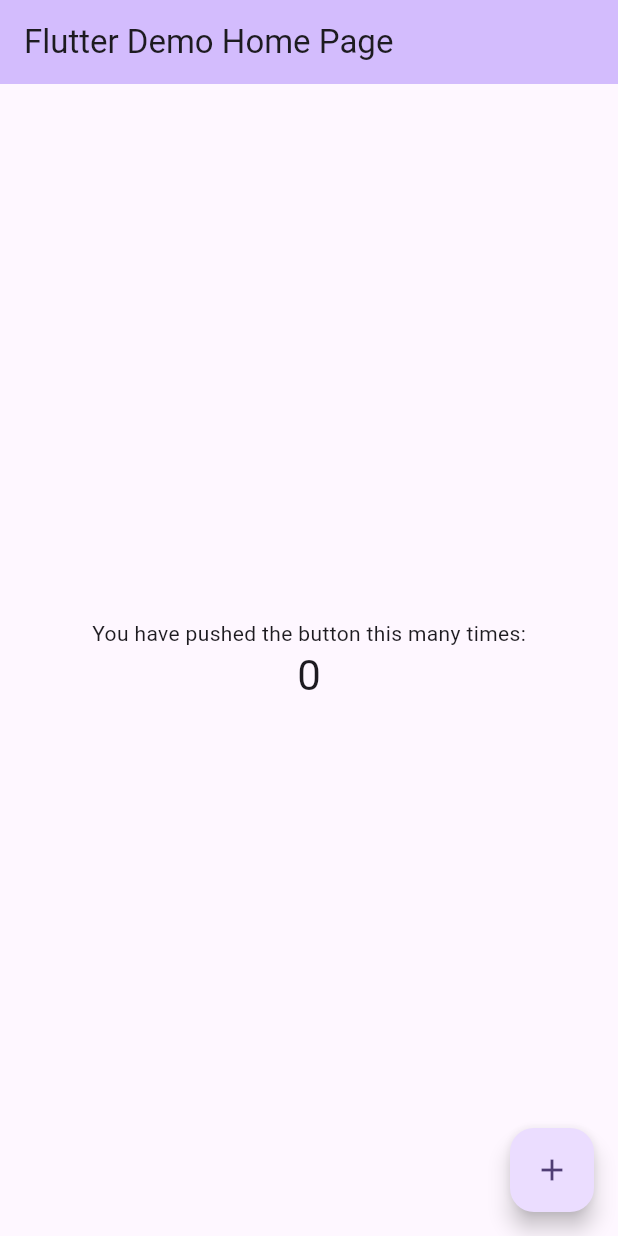
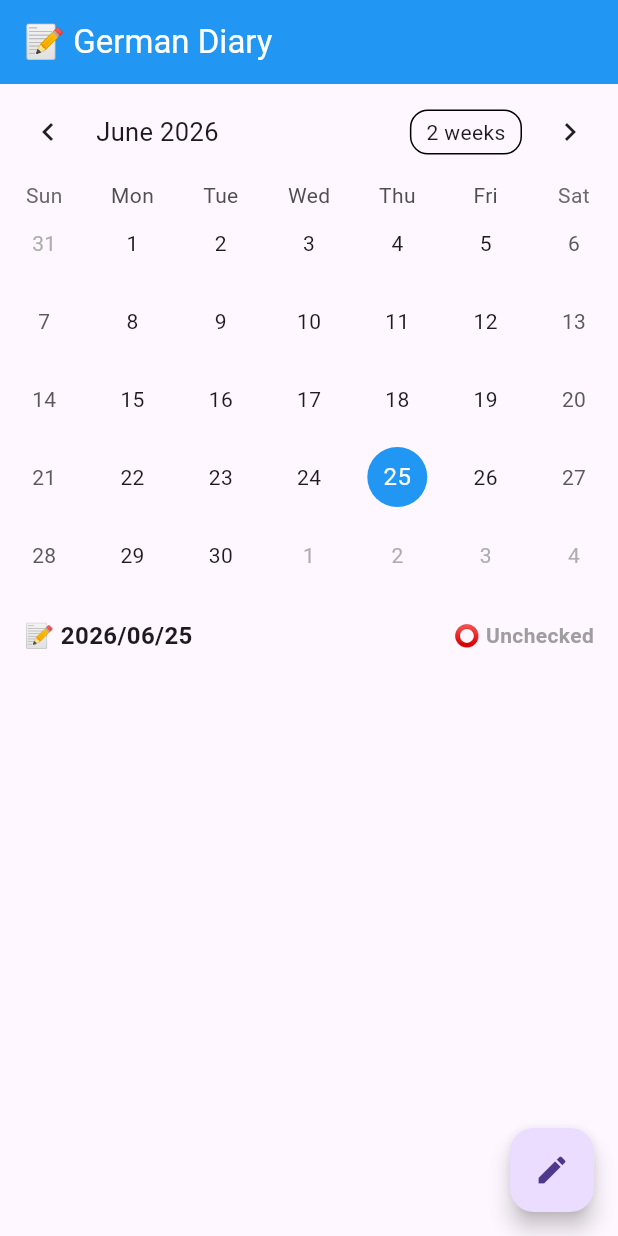
Before and after one commit to NieBangyan/German_DiaryAPP, a Flutter app: the screen it shows after launch, on a phone screen of 412 x 824 dp. Run offline on Flutter 3.47's test engine with Material 3 defaults, Android fonts, the phone set to English and light mode, and no system bars; drawn by our look-alikes of table_calendar; our stand-ins replace hive, hive_flutter; accounts and stored records are empty.

Commit message:
Improve UI: diary editor layout and English localization

```diff
--- a/lib/main.dart
+++ b/lib/main.dart
@@ -1,122 +1,27 @@
 import 'package:flutter/material.dart';
+import 'package:hive_flutter/hive_flutter.dart';
+import 'screens/home_page.dart';
+import 'services/storage_service.dart';
 
-void main() {
+void main() async {
+  WidgetsFlutterBinding.ensureInitialized();
+  await StorageService.init();  // Initialize local storage
   runApp(const MyApp());
 }
 
 class MyApp extends StatelessWidget {
   const MyApp({super.key});
 
-  // This widget is the root of your application.
   @override
   Widget build(BuildContext context) {
     return MaterialApp(
-      title: 'Flutter Demo',
+      title: 'German Diary',
       theme: ThemeData(
-        // This is the theme of your application.
-        //
-        // TRY THIS: Try running your application with "flutter run". You'll see
-        // the application has a purple toolbar. Then, without quitting the app,
-        // try changing the seedColor in the colorScheme below to Colors.green
-        // and then invoke "hot reload" (save your changes or press the "hot
-        // reload" button in a Flutter-supported IDE, or press "r" if you used
-        // the command line to start the app).
-        //
-        // Notice that the counter didn't reset back to zero; the application
-        // state is not lost during the reload. To reset the state, use hot
-        // restart instead.
-        //
-        // This works for code too, not just values: Most code changes can be
-        // tested with just a hot reload.
-        colorScheme: .fromSeed(seedColor: Colors.deepPurple),
+        primarySwatch: Colors.blue,
+        useMaterial3: true,
       ),
-      home: const MyHomePage(title: 'Flutter Demo Home Page'),
+      home: const HomePage(),
+      debugShowCheckedModeBanner: false,
     );
   }
 }
-
-class MyHomePage extends StatefulWidget {
-  const MyHomePage({super.key, required this.title});
-
-  // This widget is the home page of your application. It is stateful, meaning
-  // that it has a State object (defined below) that contains fields that affect
-  // how it looks.
-
-  // This class is the configuration for the state. It holds the values (in this
-  // case the title) provided by the parent (in this case the App widget) and
-  // used by the build method of the State. Fields in a Widget subclass are
-  // always marked "final".
-
-  final String title;
-
-  @override
-  State<MyHomePage> createState() => _MyHomePageState();
-}
-
-class _MyHomePageState extends State<MyHomePage> {
-  int _counter = 0;
-
-  void _incrementCounter() {
-    setState(() {
-      // This call to setState tells the Flutter framework that something has
-      // changed in this State, which causes it to rerun the build method below
-      // so that the display can reflect the updated values. If we changed
-      // _counter without calling setState(), then the build method would not be
-      // called again, and so nothing would appear to happen.
-      _counter++;
-    });
-  }
-
-  @override
-  Widget build(BuildContext context) {
-    // This method is rerun every time setState is called, for instance as done
-    // by the _incrementCounter method above.
-    //
-    // The Flutter framework has been optimized to make rerunning build methods
-    // fast, so that you can just rebuild anything that needs updating rather
-    // than having to individually change instances of widgets.
-    return Scaffold(
-      appBar: AppBar(
-        // TRY THIS: Try changing the color here to a specific color (to
-        // Colors.amber, perhaps?) and trigger a hot reload to see the AppBar
-        // change color while the other colors stay the same.
-        backgroundColor: Theme.of(context).colorScheme.inversePrimary,
-        // Here we take the value from the MyHomePage object that was created by
-        // the App.build method, and use it to set our appbar title.
-        title: Text(widget.title),
-      ),
-      body: Center(
-        // Center is a layout widget. It takes a single child and positions it
-        // in the middle of the parent.
-        child: Column(
-          // Column is also a layout widget. It takes a list of children and
-          // arranges them vertically. By default, it sizes itself to fit its
-          // children horizontally, and tries to be as tall as its parent.
-          //
-          // Column has various properties to control how it sizes itself and
-          // how it positions its children. Here we use mainAxisAlignment to
-          // center the children vertically; the main axis here is the vertical
-          // axis because Columns are vertical (the cross axis would be
-          // horizontal).
-          //
-          // TRY THIS: Invoke "debug painting" (choose the "Toggle Debug Paint"
-          // action in the IDE, or press "p" in the console), to see the
-          // wireframe for each widget.
-          mainAxisAlignment: .center,
-          children: [
-            const Text('You have pushed the button this many times:'),
-            Text(
-              '$_counter',
-              style: Theme.of(context).textTheme.headlineMedium,
-            ),
-          ],
-        ),
-      ),
-      floatingActionButton: FloatingActionButton(
-        onPressed: _incrementCounter,
-        tooltip: 'Increment',
-        child: const Icon(Icons.add),
-      ),
-    );
-  }
-}
--- a/lib/models/diary_entry.dart
+++ b/lib/models/diary_entry.dart
@@ -0,0 +1,21 @@
+import 'package:hive/hive.dart';
+
+part 'diary_entry.g.dart';
+
+@HiveType(typeId: 0)
+class DiaryEntry {
+  @HiveField(0)
+  final String date;
+
+  @HiveField(1)
+  final String content;
+
+  @HiveField(2)
+  final DateTime createdAt;
+
+  DiaryEntry({
+    required this.date,
+    required this.content,
+    required this.createdAt,
+  });
+}
--- a/lib/screens/home_page.dart
+++ b/lib/screens/home_page.dart
@@ -0,0 +1,143 @@
+import 'package:flutter/material.dart';
+import 'package:table_calendar/table_calendar.dart';
+import 'package:intl/intl.dart';
+import '../services/storage_service.dart';
+import '../widgets/diary_editor.dart';
+
+class HomePage extends StatefulWidget {
+  const HomePage({super.key});
+
+  @override
+  State<HomePage> createState() => _HomePageState();
+}
+
+class _HomePageState extends State<HomePage> {
+  DateTime _selectedDay = DateTime.now();
+  DateTime _focusedDay = DateTime.now();
+  late Map<String, bool> _checkedDates;
+
+  @override
+  void initState() {
+    super.initState();
+    _loadCheckedDates();
+  }
+
+  void _loadCheckedDates() {
+    final dates = StorageService.getCheckedDates();
+    _checkedDates = {for (var d in dates) d: true};
+  }
+
+  void _refreshCalendar() {
+    _loadCheckedDates();
+    setState(() {});
+  }
+
+  @override
+  Widget build(BuildContext context) {
+    return Scaffold(
+      appBar: AppBar(
+        title: const Text('📝 German Diary'),
+        backgroundColor: Colors.blue,
+        foregroundColor: Colors.white,
+      ),
+      body: Column(
+        children: [
+          // calendar
+          TableCalendar(
+            firstDay: DateTime(2024, 1, 1),
+            lastDay: DateTime(2030, 12, 31),
+            focusedDay: _focusedDay,
+            selectedDayPredicate: (day) => isSameDay(_selectedDay, day),
+            onDaySelected: (selected, focused) {
+              setState(() {
+                _selectedDay = selected;
+                _focusedDay = focused;
+              });
+              // Open diary editor after tapping the date
+              _openDiaryEditor(selected);
+            },
+            calendarStyle: const CalendarStyle(
+              selectedDecoration: BoxDecoration(
+                color: Colors.blue,
+                shape: BoxShape.circle,
+              ),
+              todayDecoration: BoxDecoration(
+                color: Colors.blueAccent,
+                shape: BoxShape.circle,
+              ),
+            ),
+           // Mark checked dates
+            calendarBuilders: CalendarBuilders(
+              markerBuilder: (context, date, events) {
+                final dateStr = DateFormat('yyyy-MM-dd').format(date);
+                if (_checkedDates.containsKey(dateStr)) {
+                  return Positioned(
+                    bottom: 2,
+                    child: Container(
+                      width: 8,
+                      height: 8,
+                      decoration: const BoxDecoration(
+                        color: Colors.green,
+                        shape: BoxShape.circle,
+                      ),
+                    ),
+                  );
+                }
+                return null;
+              },
+            ),
+          ),
+          const SizedBox(height: 16),
+          // Today's status prompt
+          Padding(
+            padding: const EdgeInsets.symmetric(horizontal: 16),
+            child: Row(
+              mainAxisAlignment: MainAxisAlignment.spaceBetween,
+              children: [
+                Text(
+                  '📝 ${DateFormat('yyyy/MM/dd').format(_selectedDay)}',
+                  style: const TextStyle(fontSize: 16, fontWeight: FontWeight.bold),
+                ),
+                Text(
+                  _checkedDates.containsKey(DateFormat('yyyy-MM-dd').format(_selectedDay))
+                      ? '✅ Checked'
+                      : '⭕ Unchecked',
+                  style: TextStyle(
+                    color: _checkedDates.containsKey(DateFormat('yyyy-MM-dd').format(_selectedDay))
+                        ? Colors.green
+                        : Colors.grey,
+                    fontWeight: FontWeight.bold,
+                  ),
+                ),
+              ],
+            ),
+          ),
+        ],
+      ),
+      floatingActionButton: FloatingActionButton(
+        onPressed: () {
+          _openDiaryEditor(_selectedDay);
+        },
+        child: const Icon(Icons.edit),
+      ),
+    );
+  }
+
+  void _openDiaryEditor(DateTime date) {
+    final dateStr = DateFormat('yyyy-MM-dd').format(date);
+    final existingDiary = StorageService.getDiary(dateStr);
+
+    Navigator.push(
+      context,
+      MaterialPageRoute(
+        builder: (context) => DiaryEditor(
+          date: date,
+          existingContent: existingDiary?.content ?? '',
+        ),
+      ),
+    ).then((_) {
+      // Refresh calendar on return
+      _refreshCalendar();
+    });
+  }
+}
--- a/lib/services/storage_service.dart
+++ b/lib/services/storage_service.dart
@@ -0,0 +1,69 @@
+import 'package:hive/hive.dart';
+import 'package:hive_flutter/hive_flutter.dart';
+import '../models/diary_entry.dart';
+
+class StorageService {
+  static const String _diaryBox = 'diary_box';
+  static const String _wrongWordsBox = 'wrong_words_box';
+
+  // Initialize Hive
+  static Future<void> init() async {
+    await Hive.initFlutter();
+    Hive.registerAdapter(DiaryEntryAdapter());  // Register adapter for custom data type
+    await Hive.openBox<DiaryEntry>(_diaryBox);
+    await Hive.openBox(_wrongWordsBox);
+  }
+
+  // Get diary box instance
+  static Box<DiaryEntry> get diaryBox => Hive.box<DiaryEntry>(_diaryBox);
+
+  // Get wrong words box instance
+  static Box get wrongWordsBox => Hive.box(_wrongWordsBox);
+
+  // Save diary. Overwrite if a record exists for the same date
+  static Future<void> saveDiary(String date, String content) async {
+    final entry = DiaryEntry(
+      date: date,
+      content: content,
+      createdAt: DateTime.now(),
+    );
+    await diaryBox.put(date, entry);  // Use date as the storage key
+  }
+
+  // Fetch diary by specified date
+  static DiaryEntry? getDiary(String date) {
+    return diaryBox.get(date);
+  }
+
+  // Check if diary exists for the given date
+  static bool isChecked(String date) {
+    return diaryBox.containsKey(date);
+  }
+
+  // Get all dates with diary records for calendar marking
+  static List<String> getCheckedDates() {
+    return diaryBox.keys.cast<String>().toList();
+  }
+
+  // Save wrong word record
+  static Future<void> saveWrongWord(String word, String context) async {
+    final key = DateTime.now().millisecondsSinceEpoch.toString();
+    await wrongWordsBox.put(key, {
+      'word': word,
+      'context': context,
+      'date': DateTime.now().toIso8601String(),
+    });
+  }
+
+  // Get all saved wrong words
+  static List<Map<String, dynamic>> getWrongWords() {
+    return wrongWordsBox.values
+        .map((e) => Map<String, dynamic>.from(e))
+        .toList();
+  }
+
+  // Delete wrong word after review
+  static Future<void> deleteWrongWord(String key) async {
+    await wrongWordsBox.delete(key);
+  }
+}
--- a/pubspec.yaml
+++ b/pubspec.yaml
@@ -42,7 +42,8 @@ dependencies:
 dev_dependencies:
   flutter_test:
     sdk: flutter
-
+  build_runner: ^2.4.0
+  hive_generator: ^2.0.0
   # The "flutter_lints" package below contains a set of recommended lints to
   # encourage good coding practices. The lint set provided by the package is
   # activated in the `analysis_options.yaml` file located at the root of your
```
Also changed, not shown: lib/widgets/diary_editor.dart (+119 -0 lines), lib/models/diary_entry.g.dart (added), pubspec.lock.
